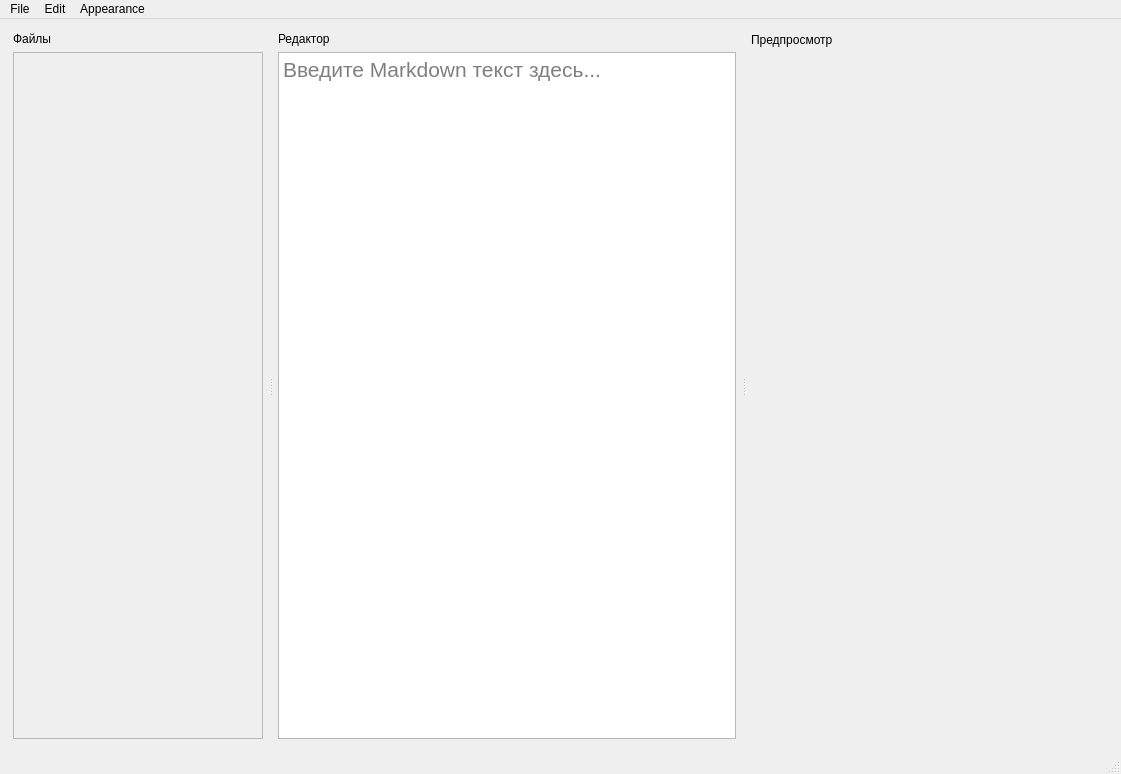
Old version of the form main.ui in the repository the-barrrla/Gestein.
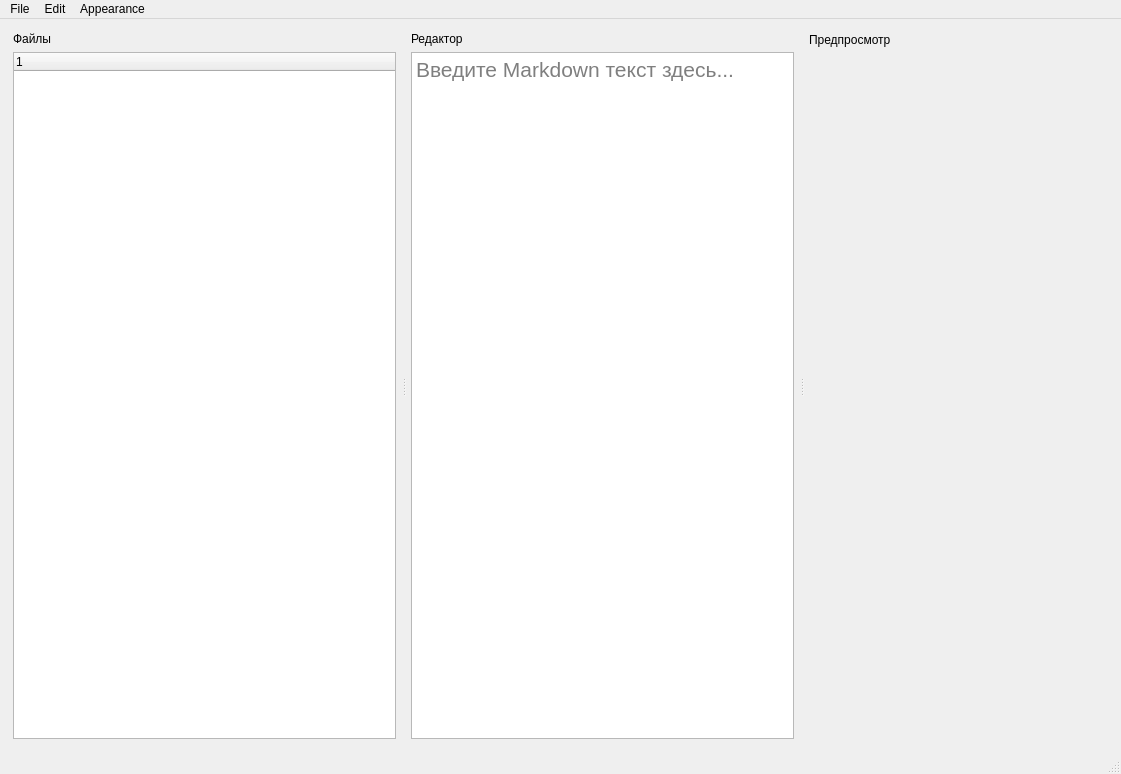
New version of the form. Custom widgets are drawn as their Qt base class.

Commit message: дерево, ui, конфиг, выбор проекта, горячие клавиши

What changed in the file:
```diff
--- a/main.ui
+++ b/main.ui
@@ -63,39 +63,7 @@
          </widget>
         </item>
         <item>
-         <widget class="QScrollArea" name="scrollArea">
-          <property name="minimumSize">
-           <size>
-            <width>150</width>
-            <height>0</height>
-           </size>
-          </property>
-          <property name="maximumSize">
-           <size>
-            <width>250</width>
-            <height>16777215</height>
-           </size>
-          </property>
-          <property name="baseSize">
-           <size>
-            <width>150</width>
-            <height>0</height>
-           </size>
-          </property>
-          <property name="widgetResizable">
-           <bool>true</bool>
-          </property>
-          <widget class="QWidget" name="scrollAreaWidgetContents">
-           <property name="geometry">
-            <rect>
-             <x>0</x>
-             <y>0</y>
-             <width>248</width>
-             <height>684</height>
-            </rect>
-           </property>
-          </widget>
-         </widget>
+         <widget class="QTreeWidget" name="treeWidget"/>
         </item>
        </layout>
       </widget>
```
Left out of the diff: 22 changed lines with no effect on the pictures. The commit also changes 6 other files.
